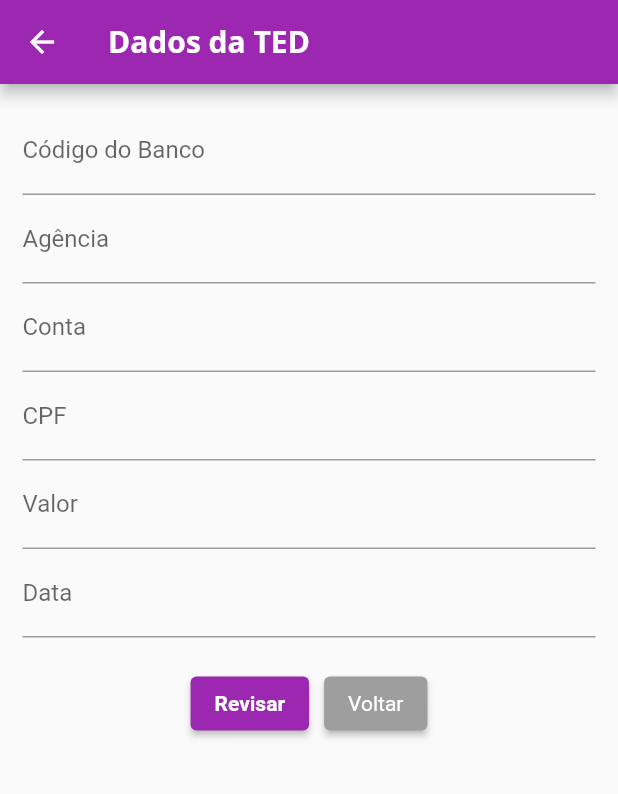
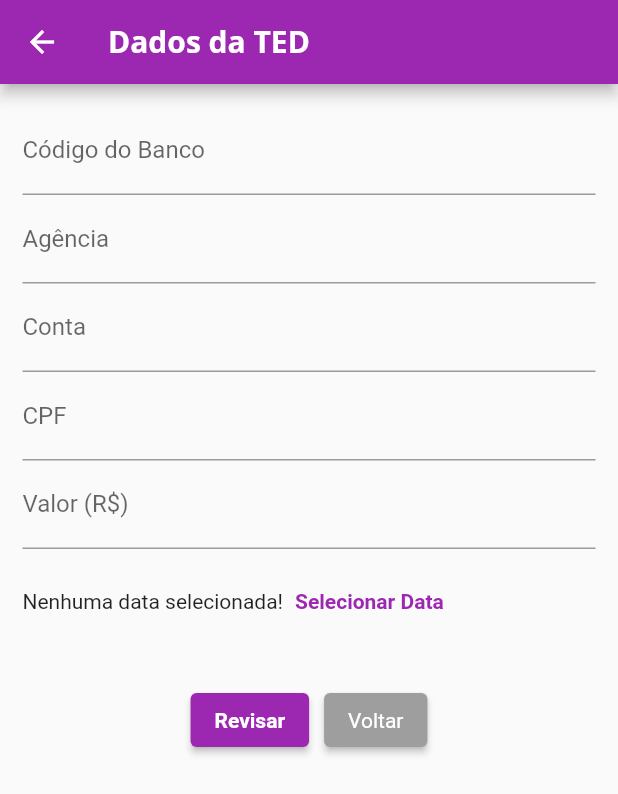
Before and after one commit to araquelos/araquelos.flutter, a Flutter app: the screen it shows after launch, after a tap on "Agendar TED", on a phone screen of 412 x 824 dp. Shown: the top 794 px of the screen. Run offline on Flutter 3.47's test engine with Material 2 defaults, Android fonts, the phone set to English and light mode, and no system bars.

Commit message:
bkp da pagina de formulario e outros ajustes de rota

```diff
--- a/desafio_vibe/lib/main.dart
+++ b/desafio_vibe/lib/main.dart
@@ -19,6 +19,7 @@ class DesafioVibe extends StatelessWidget {
       routes: {
         AppRotas.tedDetalhes: (ctx) => const TedDetalhes(),
         AppRotas.tedFormulario: (ctx) => TedFormulario(),
+        AppRotas.principal:(ctx) => DesafioVibe(),
       },
       home: const MyHomePage(),
       theme: tema.copyWith(
--- a/desafio_vibe/lib/paginas/ted_formulario.dart
+++ b/desafio_vibe/lib/paginas/ted_formulario.dart
@@ -1,6 +1,4 @@
 import 'package:flutter/material.dart';
-import 'package:intl/intl.dart';
-
 import '../utilitarios/app_rotas.dart';
 
 class TedFormulario extends StatelessWidget {
@@ -8,6 +6,7 @@ class TedFormulario extends StatelessWidget {
   TextEditingController dateInput = TextEditingController();
 
   TedFormulario({Key? key}) : super(key: key);
+
 
   @override
   Widget build(BuildContext context) {
@@ -37,12 +36,18 @@ class TedFormulario extends StatelessWidget {
                 decoration: const InputDecoration(labelText: 'CPF'),
               ),
               TextFormField(
-                decoration: const InputDecoration(labelText: 'Valor'),
+                decoration: const InputDecoration(labelText: 'Valor (R\$)'),
               ),
-              InputDatePickerFormField(
-                firstDate: DateTime.now(),
-                lastDate: DateTime.now(),
-                fieldLabelText: 'Data',
+              SizedBox(
+                height: 70,
+                child: Row(
+                  children: <Widget>[
+                    const Text('Nenhuma data selecionada!'),
+                    TextButton(
+                      onPressed: () => {},
+                      child: const Text('Selecionar Data', style: TextStyle(fontWeight: FontWeight.bold,),))
+                  ],
+                ),
               ),
               Container(
                 padding: const EdgeInsets.all(20),
@@ -60,7 +65,7 @@ class TedFormulario extends StatelessWidget {
                         ),
                         onPressed: () {
                           Navigator.of(context).pushNamed(
-                            AppRotas.tedFormulario,
+                            AppRotas.tedDetalhes,
                           );
                         },
                       ),
@@ -69,7 +74,10 @@ class TedFormulario extends StatelessWidget {
                     SizedBox(
                       child: ElevatedButton(
                         child: const Text('Voltar'),
-                        onPressed: () {},
+                        onPressed: () {
+                            Navigator.of(context).pushNamed(
+                            AppRotas.principal,
+                          );},
                         style: ButtonStyle(
                             backgroundColor:
                                 MaterialStateProperty.all(Colors.grey),
--- a/desafio_vibe/lib/utilitarios/app_rotas.dart
+++ b/desafio_vibe/lib/utilitarios/app_rotas.dart
@@ -1,4 +1,5 @@
 class AppRotas {
+  static const principal = '/main';
   static const tedDetalhes = '/ted-detalhes';
   static const tedFormulario = 'ted-formulario';
 }
```
